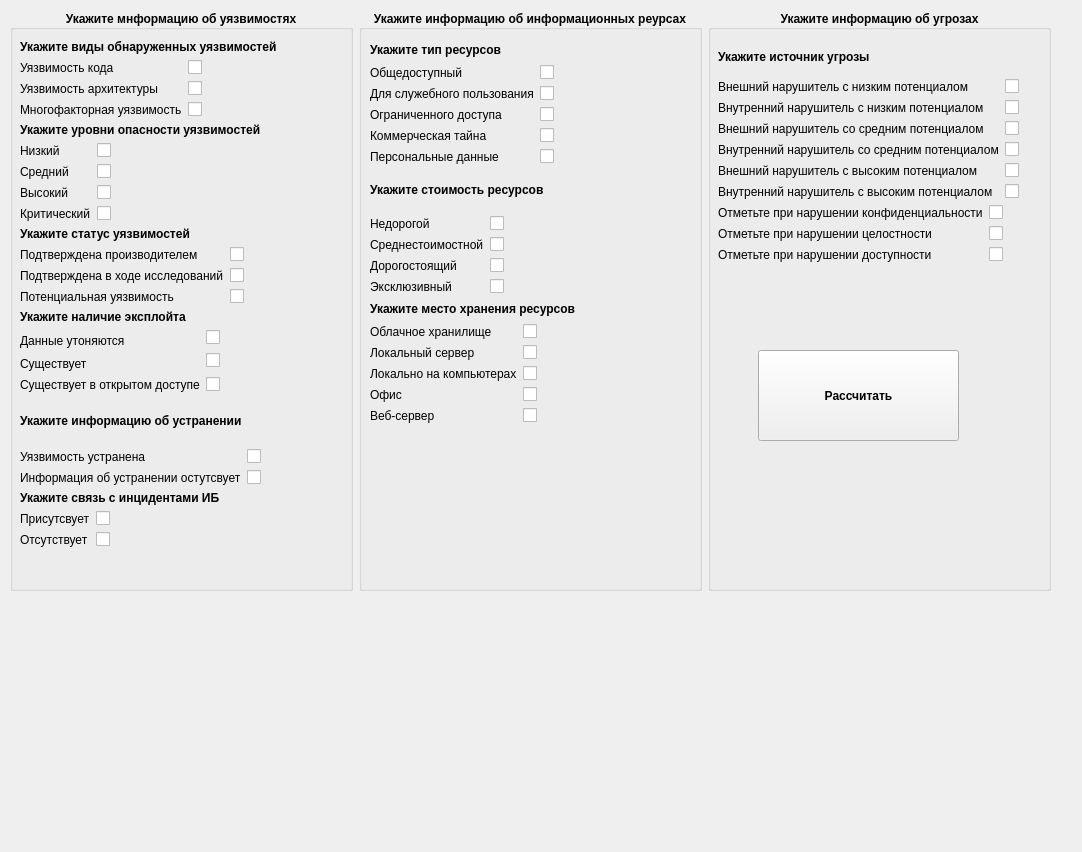
The window that form.ui (Nikita-Yadykin/intelligent_system) describes before a commit, drawn with Qt 5.
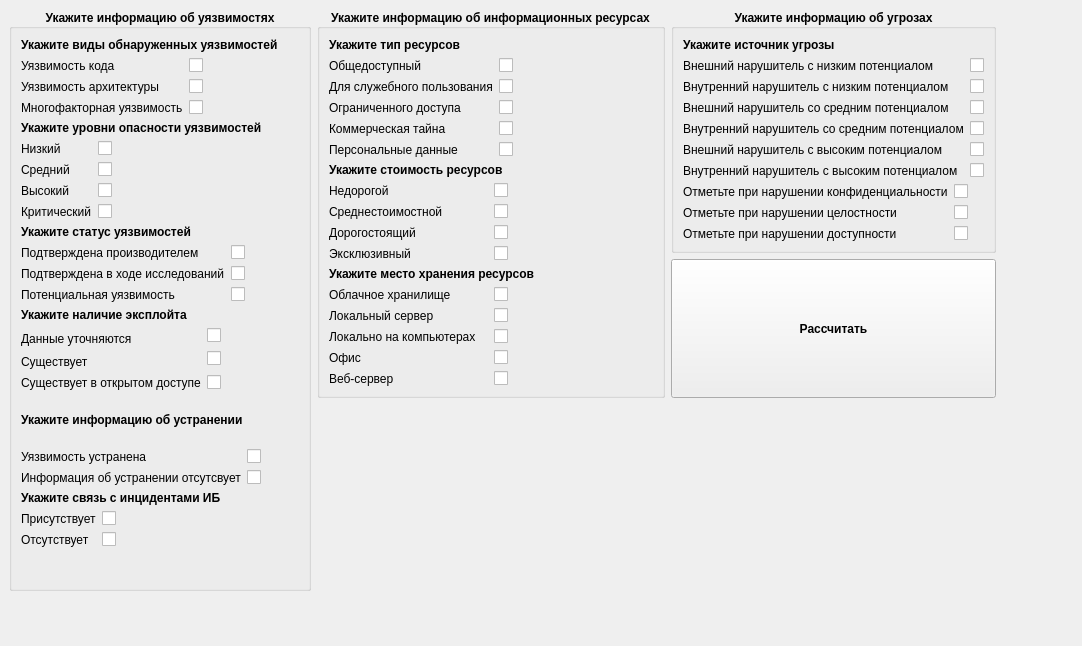
The same window after the commit.

What changed in the file:
```diff
--- a/form.ui
+++ b/form.ui
@@ -7,24 +7,36 @@
     <x>0</x>
     <y>0</y>
     <width>1082</width>
-    <height>852</height>
+    <height>646</height>
    </rect>
   </property>
+  <property name="sizePolicy">
+   <sizepolicy hsizetype="Expanding" vsizetype="Expanding">
+    <horstretch>0</horstretch>
+    <verstretch>0</verstretch>
+   </sizepolicy>
+  </property>
   <property name="windowTitle">
    <string>Widget</string>
   </property>
-  <widget class="QWidget" name="layoutWidget">
+  <widget class="QWidget" name="">
    <property name="geometry">
     <rect>
-     <x>10</x>
-     <y>10</y>
-     <width>1041</width>
-     <height>581</height>
+     <x>9</x>
+     <y>9</y>
+     <width>987</width>
+     <height>582</height>
     </rect>
    </property>
-   <layout class="QHBoxLayout" name="horizontalLayout">
+   <layout class="QHBoxLayout" name="horizontalLayout_2">
     <item>
      <widget class="QGroupBox" name="groupBox">
+      <property name="sizePolicy">
+       <sizepolicy hsizetype="Expanding" vsizetype="Expanding">
+        <horstretch>0</horstretch>
+        <verstretch>0</verstretch>
+       </sizepolicy>
+      </property>
       <property name="font">
        <font>
         <italic>false</italic>
@@ -32,21 +44,14 @@
        </font>
       </property>
       <property name="title">
-       <string>Укажите мнформацию об уязвимостях</string>
+       <string>Укажите информацию об уязвимостях</string>
       </property>
       <property name="alignment">
        <set>Qt::AlignCenter</set>
       </property>
-      <widget class="QWidget" name="layoutWidget">
-       <property name="geometry">
-        <rect>
-         <x>10</x>
-         <y>30</y>
-         <width>271</width>
-         <height>537</height>
-        </rect>
-       </property>
-       <layout class="QVBoxLayout" name="verticalLayout_8">
+      <layout class="QVBoxLayout" name="verticalLayout_17">
+       <item>
+        <layout class="QVBoxLayout" name="verticalLayout_16">
         <item>
          <layout class="QVBoxLayout" name="verticalLayout_5">
           <item>
@@ -64,6 +69,9 @@
                 <property name="text">
                  <string>Укажите виды обнаруженных уязвимостей</string>
                 </property>
+                 <property name="alignment">
+                  <set>Qt::AlignLeading|Qt::AlignLeft|Qt::AlignVCenter</set>
+                 </property>
                </widget>
               </item>
               <item row="1" column="0">
@@ -141,6 +149,9 @@
                 <property name="text">
                  <string>Укажите уровни опасности уязвимостей</string>
                 </property>
+                 <property name="alignment">
+                  <set>Qt::AlignLeading|Qt::AlignLeft|Qt::AlignVCenter</set>
+                 </property>
                </widget>
               </item>
               <item row="1" column="0">
@@ -246,6 +257,9 @@
                 <property name="text">
                  <string>Укажите статус уязвимостей</string>
                 </property>
+                 <property name="alignment">
+                  <set>Qt::AlignLeading|Qt::AlignLeft|Qt::AlignVCenter</set>
+                 </property>
                </widget>
               </item>
               <item>
@@ -327,6 +341,9 @@
                 <property name="text">
                  <string>Укажите наличие эксплойта</string>
                 </property>
+                 <property name="alignment">
+                  <set>Qt::AlignLeading|Qt::AlignLeft|Qt::AlignVCenter</set>
+                 </property>
                </widget>
               </item>
               <item>
@@ -340,7 +357,7 @@
                    </font>
                   </property>
                   <property name="text">
-                   <string>Данные утоняются</string>
+                    <string>Данные уточняются</string>
                   </property>
                  </widget>
                 </item>
@@ -414,6 +431,9 @@
               <property name="text">
                <string>Укажите информацию об устранении</string>
               </property>
+               <property name="alignment">
+                <set>Qt::AlignLeading|Qt::AlignLeft|Qt::AlignVCenter</set>
+               </property>
              </widget>
             </item>
             <item>
@@ -447,7 +467,7 @@
                  </font>
                 </property>
                 <property name="text">
-                 <string>Информация об устранении остутсвует</string>
+                  <string>Информация об устранении отсутсвует</string>
                 </property>
                </widget>
               </item>
@@ -475,6 +495,9 @@
               <property name="text">
                <string>Укажите связь с инцидентами ИБ</string>
               </property>
+               <property name="alignment">
+                <set>Qt::AlignLeading|Qt::AlignLeft|Qt::AlignVCenter</set>
+               </property>
              </widget>
             </item>
             <item row="1" column="0">
@@ -488,7 +511,7 @@
                  </font>
                 </property>
                 <property name="text">
-                 <string>Присутсвует</string>
+                  <string>Присутствует</string>
                 </property>
                </widget>
               </item>
@@ -526,32 +549,45 @@
          </layout>
         </item>
        </layout>
-      </widget>
-     </widget>
+       </item>
+      </layout>
+     </widget>
     </item>
+    <item>
+     <layout class="QVBoxLayout" name="verticalLayout_19">
+      <item>
+       <layout class="QHBoxLayout" name="horizontalLayout">
     <item>
      <widget class="QGroupBox" name="groupBox_3">
+          <property name="sizePolicy">
+           <sizepolicy hsizetype="Expanding" vsizetype="Expanding">
+            <horstretch>0</horstretch>
+            <verstretch>0</verstretch>
+           </sizepolicy>
+          </property>
       <property name="font">
        <font>
         <bold>true</bold>
        </font>
       </property>
+          <property name="layoutDirection">
+           <enum>Qt::LeftToRight</enum>
+          </property>
+          <property name="autoFillBackground">
+           <bool>false</bool>
+          </property>
       <property name="title">
-       <string>Укажите информацию об информационных реурсах</string>
+           <string>Укажите информацию об информационных ресурсах</string>
       </property>
       <property name="alignment">
        <set>Qt::AlignCenter</set>
       </property>
-      <widget class="QWidget" name="layoutWidget">
-       <property name="geometry">
-        <rect>
-         <x>11</x>
-         <y>31</y>
-         <width>208</width>
-         <height>382</height>
-        </rect>
-       </property>
-       <layout class="QVBoxLayout" name="verticalLayout_14">
+          <property name="flat">
+           <bool>false</bool>
+          </property>
+          <layout class="QVBoxLayout" name="verticalLayout_10">
+           <item>
+            <layout class="QVBoxLayout" name="verticalLayout_8">
         <item>
          <layout class="QVBoxLayout" name="verticalLayout_11">
           <item>
@@ -561,9 +597,15 @@
               <bold>true</bold>
              </font>
             </property>
+                 <property name="layoutDirection">
+                  <enum>Qt::LeftToRight</enum>
+                 </property>
             <property name="text">
              <string>Укажите тип ресурсов</string>
             </property>
+                 <property name="alignment">
+                  <set>Qt::AlignLeading|Qt::AlignLeft|Qt::AlignVCenter</set>
+                 </property>
            </widget>
           </item>
           <item>
@@ -679,6 +721,9 @@
             <property name="text">
              <string>Укажите стоимость ресурсов</string>
             </property>
+                 <property name="alignment">
+                  <set>Qt::AlignLeading|Qt::AlignLeft|Qt::AlignVCenter</set>
+                 </property>
            </widget>
           </item>
           <item>
@@ -775,6 +820,9 @@
             <property name="text">
              <string>Укажите место хранения ресурсов</string>
             </property>
+                 <property name="alignment">
+                  <set>Qt::AlignLeading|Qt::AlignLeft|Qt::AlignVCenter</set>
+                 </property>
            </widget>
           </item>
           <item>
@@ -879,11 +927,20 @@
          </layout>
         </item>
        </layout>
-      </widget>
-     </widget>
-    </item>
+           </item>
+          </layout>
+         </widget>
+        </item>
+        <item>
+         <layout class="QVBoxLayout" name="verticalLayout_18">
     <item>
      <widget class="QGroupBox" name="groupBox_2">
+            <property name="sizePolicy">
+             <sizepolicy hsizetype="Expanding" vsizetype="Expanding">
+              <horstretch>0</horstretch>
+              <verstretch>0</verstretch>
+             </sizepolicy>
+            </property>
       <property name="font">
        <font>
         <bold>true</bold>
@@ -895,16 +952,9 @@
       <property name="alignment">
        <set>Qt::AlignCenter</set>
       </property>
-      <widget class="QWidget" name="layoutWidget">
-       <property name="geometry">
-        <rect>
-         <x>10</x>
-         <y>30</y>
-         <width>325</width>
-         <height>222</height>
-        </rect>
-       </property>
-       <layout class="QVBoxLayout" name="verticalLayout_10">
+            <layout class="QVBoxLayout" name="verticalLayout_15">
+             <item>
+              <layout class="QVBoxLayout" name="verticalLayout_14">
         <item>
          <layout class="QVBoxLayout" name="verticalLayout_9">
           <item>
@@ -917,6 +967,9 @@
             <property name="text">
              <string>Укажите источник угрозы</string>
             </property>
+                   <property name="alignment">
+                    <set>Qt::AlignLeading|Qt::AlignLeft|Qt::AlignVCenter</set>
+                   </property>
            </widget>
           </item>
           <item>
@@ -1101,15 +1154,17 @@
          </layout>
         </item>
        </layout>
-      </widget>
+             </item>
+            </layout>
+           </widget>
+          </item>
+          <item>
       <widget class="QPushButton" name="pushButton">
-       <property name="geometry">
-        <rect>
-         <x>50</x>
-         <y>340</y>
-         <width>201</width>
-         <height>91</height>
-        </rect>
+            <property name="sizePolicy">
+             <sizepolicy hsizetype="Expanding" vsizetype="Expanding">
+              <horstretch>0</horstretch>
+              <verstretch>0</verstretch>
+             </sizepolicy>
        </property>
        <property name="font">
         <font>
@@ -1120,14 +1175,18 @@
         <string>Рассчитать</string>
        </property>
       </widget>
+          </item>
+         </layout>
+        </item>
+       </layout>
+      </item>
+      <item>
       <widget class="QLabel" name="label_70">
-       <property name="geometry">
-        <rect>
-         <x>10</x>
-         <y>440</y>
-         <width>311</width>
-         <height>41</height>
-        </rect>
+        <property name="sizePolicy">
+         <sizepolicy hsizetype="Expanding" vsizetype="Expanding">
+          <horstretch>0</horstretch>
+          <verstretch>0</verstretch>
+         </sizepolicy>
        </property>
        <property name="mouseTracking">
         <bool>false</bool>
@@ -1142,7 +1201,8 @@
         <set>Qt::LinksAccessibleByMouse|Qt::TextSelectableByMouse</set>
        </property>
       </widget>
-     </widget>
+      </item>
+     </layout>
     </item>
    </layout>
   </widget>
```
Left out of the diff: 90 changed lines with no effect on the pictures. Lines whose indentation alone changed are shown as unchanged.
